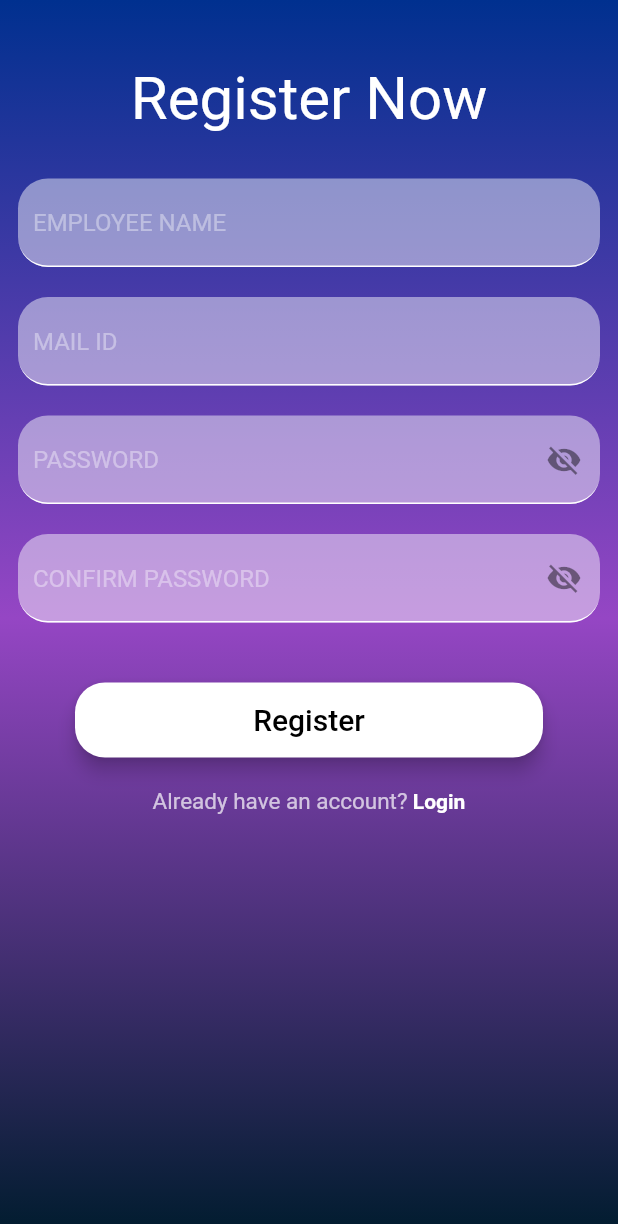
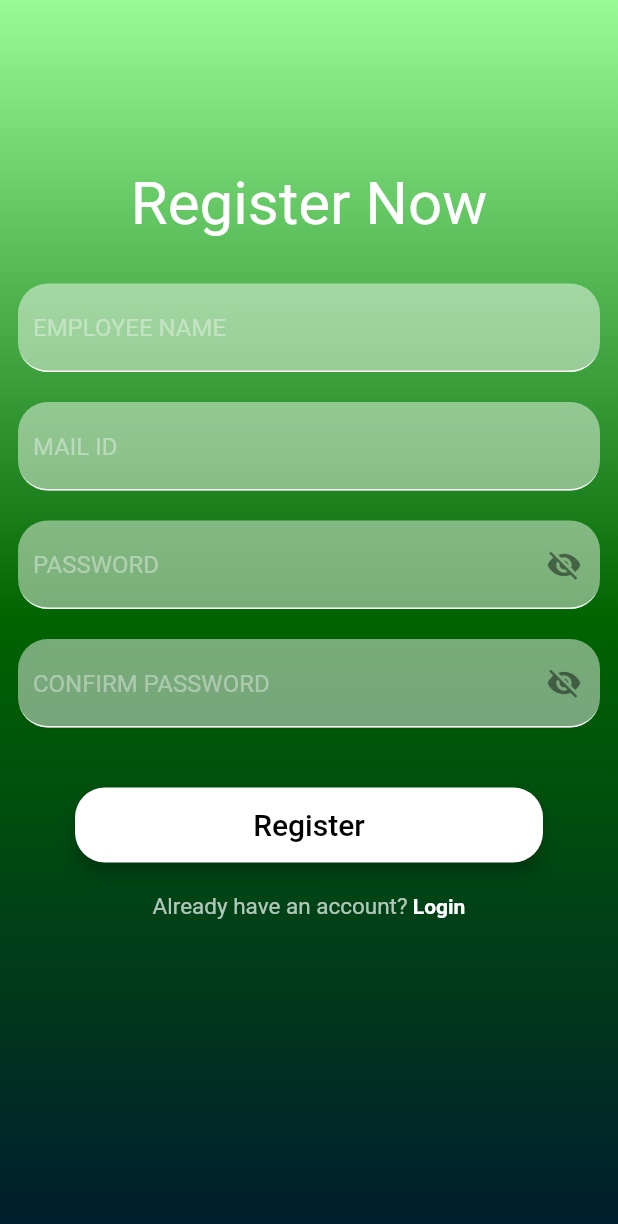
Before and after one commit to Madhav-S-S/sop-time-tracker, a Flutter app: the screen it shows after launch, after a tap on "Sign Up", on a phone screen of 412 x 824 dp. Shown: the top 1224 px of the screen. Run offline on Flutter 3.47's test engine with Material 2 defaults, Android fonts, the phone set to English and light mode, and no system bars; Roboto replaces fonts that are missing (Poppins).

Commit message:
Registration UI set

```diff
--- a/lib/login.dart
+++ b/lib/login.dart
@@ -41,6 +41,9 @@ class _LoginPageState extends State<LoginPage> {
                 padding: const EdgeInsets.fromLTRB(20, 100, 20, 0),
                 child: Column(
                   children: <Widget>[
+                    SizedBox(
+                      height: 100,
+                    ),
                     Text(
                       "SOP Motion Time Tracker",
                       style: TextStyle(
--- a/lib/signup_screen.dart
+++ b/lib/signup_screen.dart
@@ -33,9 +33,9 @@ class _SignUpState extends State<SignUpScreen> {
               height: MediaQuery.of(context).size.height,
               decoration: BoxDecoration(
                   gradient: LinearGradient(colors: [
-                hexStringToColor("00308F"),
-                hexStringToColor("9546C4"),
-                hexStringToColor("001C2E")
+                hexStringToColor("98FB98"),
+            hexStringToColor("006400"),
+            hexStringToColor("001C2E")
               ], begin: Alignment.topCenter, end: Alignment.bottomCenter)),
               child: SingleChildScrollView(
                 child: Container(
@@ -47,7 +47,7 @@ class _SignUpState extends State<SignUpScreen> {
                       crossAxisAlignment: CrossAxisAlignment.center,
                       children: [
                         SizedBox(
-                          height: 30,
+                          height: 100,
                         ),
                         Text(
                           "Register Now",
```
